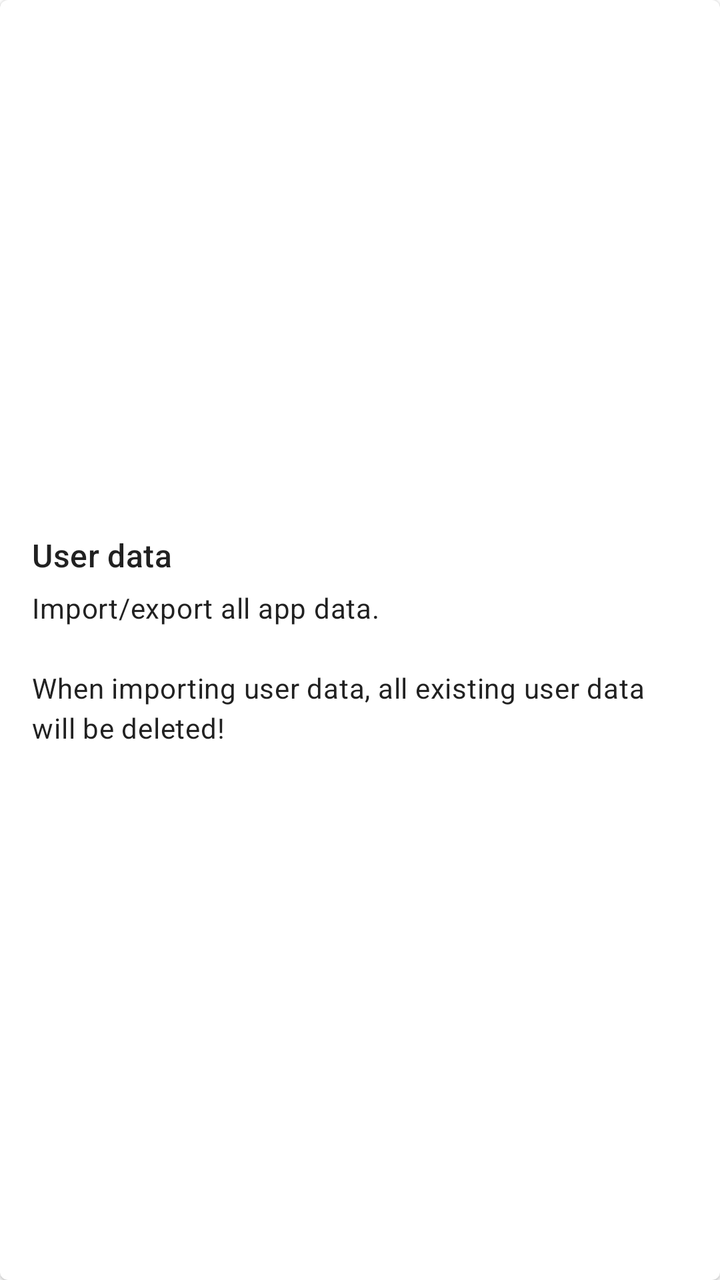
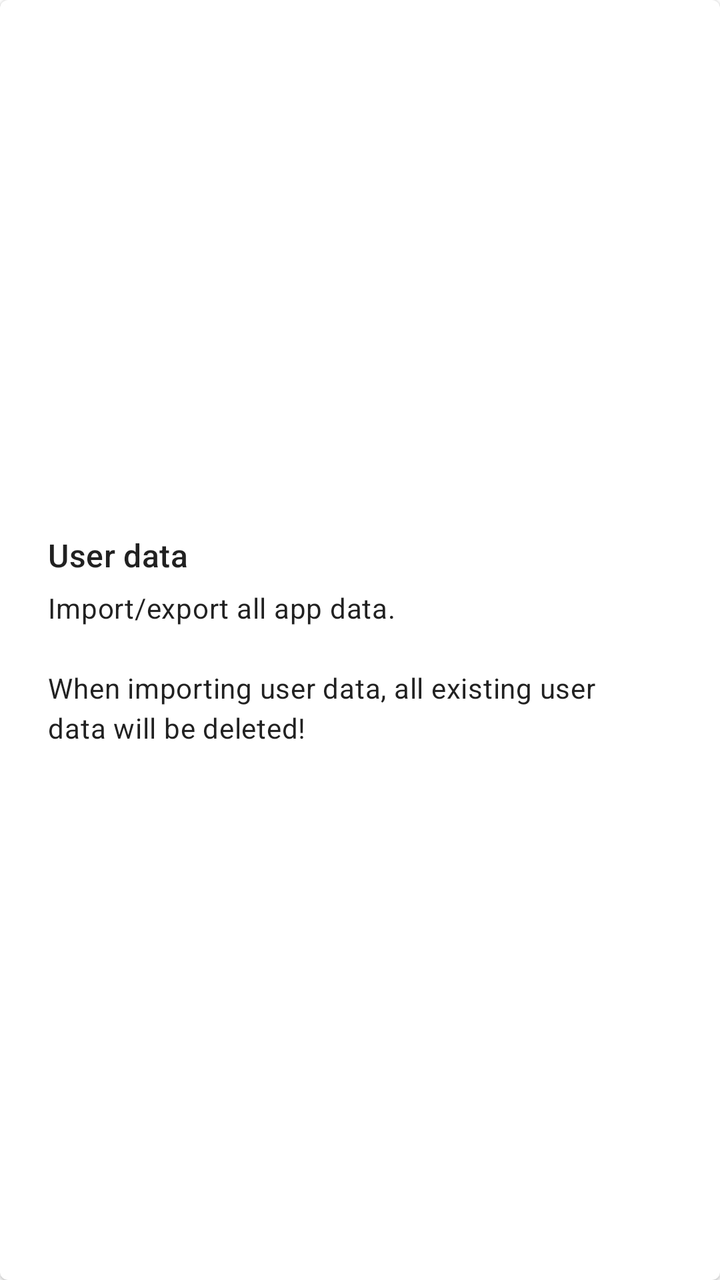

The first picture is an Android layout as it rendered before a commit; the second is the same layout after the commit. The layout source and the unified diff follow.
<!-- AndroidManifest.xml: fallback theme Theme.MaterialComponents.DayNight.NoActionBar -->
<!-- res/layout/card_installable.xml -->
<?xml version="1.0" encoding="utf-8"?>
<com.google.android.material.card.MaterialCardView xmlns:android="http://schemas.android.com/apk/res/android"
    xmlns:app="http://schemas.android.com/apk/res-auto"
    xmlns:tools="http://schemas.android.com/tools"
    style="?attr/materialCardViewOutlinedStyle"
    android:layout_width="match_parent"
    android:layout_height="wrap_content"
    android:layout_marginHorizontal="16dp"
    android:layout_marginVertical="12dp">

    <LinearLayout
        android:layout_width="match_parent"
        android:layout_height="wrap_content"
        android:layout_margin="16dp"
        android:orientation="horizontal"
        android:layout_gravity="center">

        <LinearLayout
            android:layout_width="0dp"
            android:layout_height="wrap_content"
            android:layout_marginEnd="16dp"
            android:layout_weight="1"
            android:orientation="vertical">

            <com.google.android.material.textview.MaterialTextView
                android:id="@+id/title"
                style="@style/TextAppearance.Material3.TitleMedium"
                android:layout_width="match_parent"
                android:layout_height="wrap_content"
                android:text="@string/user_data"
                android:textAlignment="viewStart" />

            <com.google.android.material.textview.MaterialTextView
                android:id="@+id/description"
                style="@style/TextAppearance.Material3.BodyMedium"
                android:layout_width="match_parent"
                android:layout_height="wrap_content"
                android:layout_marginTop="6dp"
                android:text="@string/user_data_description"
                android:textAlignment="viewStart" />

        </LinearLayout>

        <Button
            android:id="@+id/button_export"
            style="@style/Widget.Material3.Button.IconButton.Filled.Tonal"
            android:layout_width="wrap_content"
            android:layout_height="wrap_content"
            android:layout_gravity="center_vertical"
            android:contentDescription="@string/export"
            android:tooltipText="@string/export"
            android:visibility="gone"
            app:icon="@drawable/ic_export"
            tools:visibility="visible" />

        <Button
            android:id="@+id/button_install"
            style="@style/Widget.Material3.Button.IconButton.Filled.Tonal"
            android:layout_width="wrap_content"
            android:layout_height="wrap_content"
            android:layout_gravity="center_vertical"
            android:layout_marginStart="12dp"
            android:contentDescription="@string/string_import"
            android:tooltipText="@string/string_import"
            android:visibility="gone"
            app:icon="@drawable/ic_import"
            tools:visibility="visible" />

    </LinearLayout>

</com.google.android.material.card.MaterialCardView>
<!-- resources referenced by this layout -->
<resources>
  <!-- drawable ic_export (drawable) -->
  <vector xmlns:android="http://schemas.android.com/apk/res/android"
      android:width="24dp"
      android:height="24dp"
      android:viewportWidth="24"
      android:viewportHeight="24">
      <path
          android:fillColor="?attr/colorControlNormal"
          android:pathData="M9,16h6v-6h4l-7,-7 -7,7h4zM5,18h14v2L5,20z" />
  </vector>
  <!-- drawable ic_import (drawable) -->
  <vector xmlns:android="http://schemas.android.com/apk/res/android"
      android:width="24dp"
      android:height="24dp"
      android:viewportWidth="24"
      android:viewportHeight="24">
      <path
          android:fillColor="?attr/colorControlNormal"
          android:pathData="M19,9h-4V3H9v6H5l7,7 7,-7zM5,18v2h14v-2H5z" />
  </vector>
  <string name="export">Export</string>
  <string name="string_import">Import</string>
  <string name="user_data">User data</string>
  <string name="user_data_description">Import/export all app data.\n\nWhen importing user data, all existing user data will be deleted!</string>
</resources>

<!-- the commit's change to res/layout/card_installable.xml (unified diff, before → after) -->
@@ -11,7 +11,8 @@
     <LinearLayout
         android:layout_width="match_parent"
         android:layout_height="wrap_content"
-        android:layout_margin="16dp"
+        android:paddingVertical="16dp"
+        android:paddingHorizontal="24dp"
         android:orientation="horizontal"
         android:layout_gravity="center">
 
